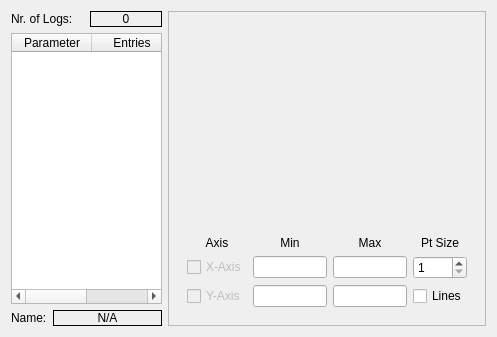
MuonPi/muondetector, file muondetector-gui/src/main/logplotswidget.ui: the form before one commit.
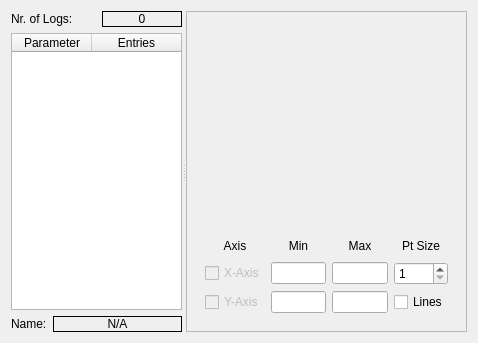
The form after the commit. Custom widgets are drawn as their Qt base class.

Patch:
```diff
--- a/muondetector-gui/src/main/logplotswidget.ui
+++ b/muondetector-gui/src/main/logplotswidget.ui
@@ -6,8 +6,8 @@
    <rect>
     <x>0</x>
     <y>0</y>
-    <width>497</width>
-    <height>337</height>
+    <width>478</width>
+    <height>343</height>
    </rect>
   </property>
   <property name="windowTitle">
@@ -15,6 +15,11 @@
   </property>
   <layout class="QGridLayout" name="gridLayout_4">
    <item row="0" column="0">
+    <widget class="QSplitter" name="splitter">
+     <property name="orientation">
+      <enum>Qt::Horizontal</enum>
+     </property>
+     <widget class="QWidget" name="">
     <layout class="QVBoxLayout" name="verticalLayout">
      <item>
       <layout class="QHBoxLayout" name="horizontalLayout">
@@ -124,8 +129,7 @@
       </layout>
      </item>
     </layout>
-   </item>
-   <item row="0" column="1">
+     </widget>
     <widget class="QFrame" name="frame_3">
      <property name="minimumSize">
       <size>
@@ -302,6 +306,7 @@
        </widget>
       </item>
      </layout>
+     </widget>
     </widget>
    </item>
   </layout>
```
Lines whose indentation alone changed are shown as unchanged.
